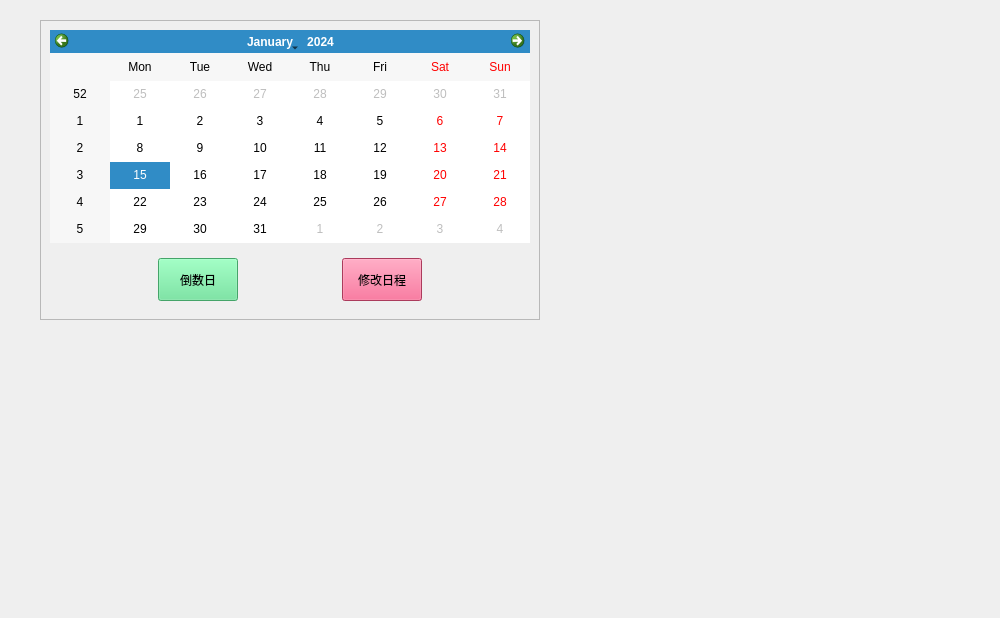
This is realProgect/calendarmc.ui in Arthur381/QTproject as Qt 5 draws it before an edit. The edited form follows.
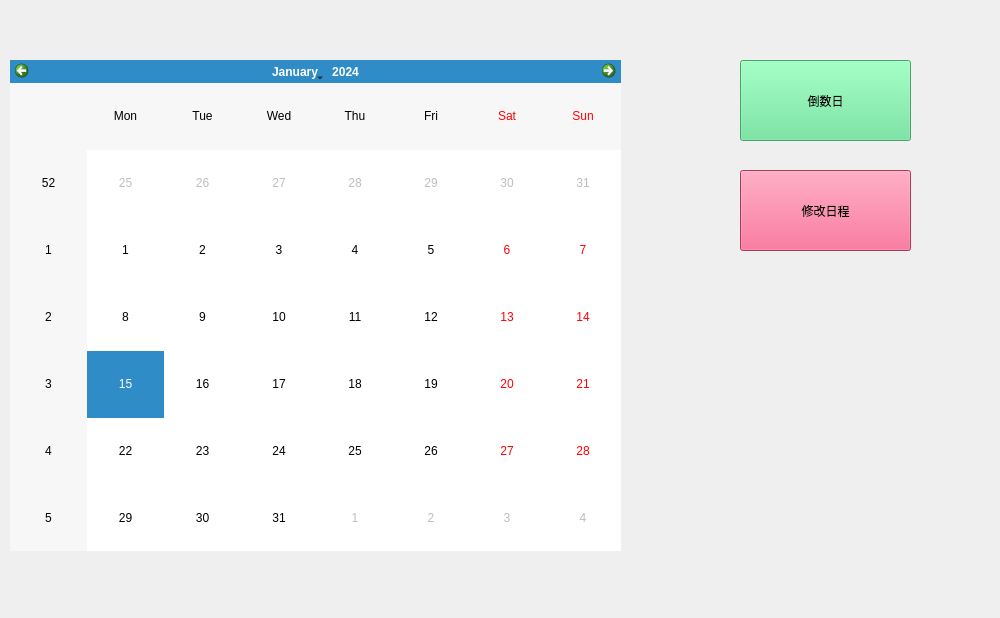
This is the edited form. Icons and pictures are not drawn.

What changed in the file:
```diff
--- a/realProgect/calendarmc.ui
+++ b/realProgect/calendarmc.ui
@@ -32,113 +32,67 @@
   <property name="styleSheet">
    <string notr="true"/>
   </property>
-  <widget class="QFrame" name="frame">
+  <widget class="QWidget" name="widget" native="true">
    <property name="geometry">
     <rect>
-     <x>40</x>
-     <y>20</y>
-     <width>500</width>
-     <height>300</height>
+     <x>340</x>
+     <y>350</y>
+     <width>486</width>
+     <height>53</height>
     </rect>
    </property>
-   <property name="minimumSize">
-    <size>
-     <width>500</width>
-     <height>300</height>
-    </size>
+   <layout class="QHBoxLayout" name="horizontalLayout"/>
+  </widget>
+  <widget class="QCalendarWidget" name="calendarWidget">
+   <property name="geometry">
+    <rect>
+     <x>10</x>
+     <y>60</y>
+     <width>611</width>
+     <height>491</height>
+    </rect>
    </property>
-   <property name="maximumSize">
-    <size>
-     <width>500</width>
-     <height>300</height>
-    </size>
+   <property name="whatsThis">
+    <string>&lt;html&gt;&lt;head/&gt;&lt;body&gt;&lt;p&gt;你好&lt;/p&gt;&lt;/body&gt;&lt;/html&gt;</string>
    </property>
-   <property name="frameShape">
-    <enum>QFrame::StyledPanel</enum>
-   </property>
-   <property name="frameShadow">
-    <enum>QFrame::Raised</enum>
-   </property>
-   <layout class="QGridLayout" name="gridLayout">
-    <item row="1" column="0">
-     <widget class="QWidget" name="widget" native="true">
-      <layout class="QHBoxLayout" name="horizontalLayout">
-       <item>
-        <spacer name="horizontalSpacer_3">
-         <property name="orientation">
-          <enum>Qt::Horizontal</enum>
-         </property>
-         <property name="sizeHint" stdset="0">
-          <size>
-           <width>40</width>
-           <height>20</height>
-          </size>
-         </property>
-        </spacer>
-       </item>
-       <item>
-        <widget class="QPushButton" name="countdowndays">
-         <property name="styleSheet">
-          <string notr="true">QPushButton#countdowndays{background-color: rgb(96, 229, 147);width: 60px;height: 35px;}</string>
-         </property>
-         <property name="text">
-          <string>倒数日</string>
-         </property>
-        </widget>
-       </item>
-       <item>
-        <spacer name="horizontalSpacer">
-         <property name="orientation">
-          <enum>Qt::Horizontal</enum>
-         </property>
-         <property name="sizeHint" stdset="0">
-          <size>
-           <width>40</width>
-           <height>20</height>
-          </size>
-         </property>
-        </spacer>
-       </item>
-       <item>
-        <widget class="QPushButton" name="Modify">
-         <property name="styleSheet">
-          <string notr="true">QPushButton#Modify{background-color: rgb(239, 82, 129);width: 60px;height: 35px;}</string>
-         </property>
-         <property name="text">
-          <string>修改日程</string>
-         </property>
-        </widget>
-       </item>
-       <item>
-        <spacer name="horizontalSpacer_2">
-         <property name="orientation">
-          <enum>Qt::Horizontal</enum>
-         </property>
-         <property name="sizeHint" stdset="0">
-          <size>
-           <width>40</width>
-           <height>20</height>
-          </size>
-         </property>
-        </spacer>
-       </item>
-      </layout>
-     </widget>
-    </item>
-    <item row="0" column="0">
-     <widget class="QCalendarWidget" name="calendarWidget">
-      <property name="whatsThis">
-       <string>&lt;html&gt;&lt;head/&gt;&lt;body&gt;&lt;p&gt;你好&lt;/p&gt;&lt;/body&gt;&lt;/html&gt;</string>
-      </property>
-      <property name="styleSheet">
-       <string notr="true">QCalendarWidget#calendarWidget {
+   <property name="styleSheet">
+    <string notr="true">QCalendarWidget#calendarWidget {
 	background-color: rgb(0, 255, 127);
 }
 </string>
-      </property>
-     </widget>
-    </item>
-   </layout>
+   </property>
+  </widget>
+  <widget class="QPushButton" name="countdowndays">
+   <property name="geometry">
+    <rect>
+     <x>740</x>
+     <y>60</y>
+     <width>171</width>
+     <height>81</height>
+    </rect>
+   </property>
+   <property name="styleSheet">
+    <string notr="true">QPushButton#countdowndays{background-color: rgb(96, 229, 147);width: 60px;height: 35px;}</string>
+   </property>
+   <property name="text">
+    <string>倒数日</string>
+   </property>
+  </widget>
+  <widget class="QPushButton" name="Modify">
+   <property name="geometry">
+    <rect>
+     <x>740</x>
+     <y>170</y>
+     <width>171</width>
+     <height>81</height>
+    </rect>
+   </property>
+   <property name="styleSheet">
+    <string notr="true">QPushButton#Modify{background-color: rgb(239, 82, 129);width: 60px;height: 35px;}</string>
+   </property>
+   <property name="text">
+    <string>修改日程</string>
+   </property>
   </widget>
  </widget>
  <resources>
```
Left out of the diff: 6 changed lines with no effect on the pictures.
